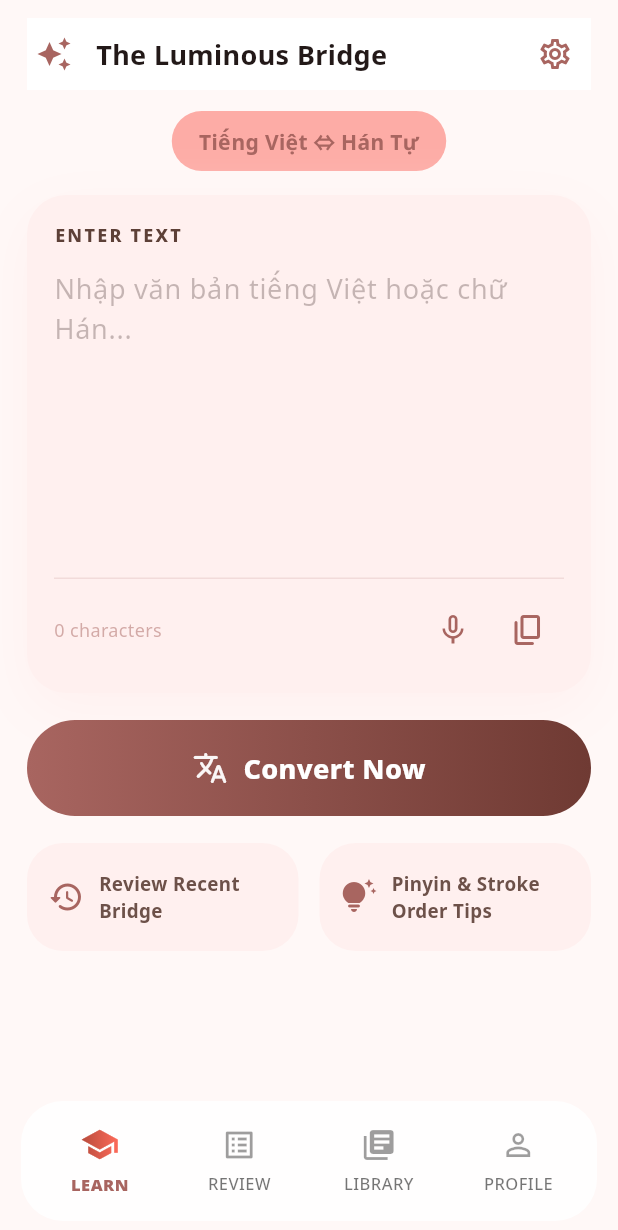
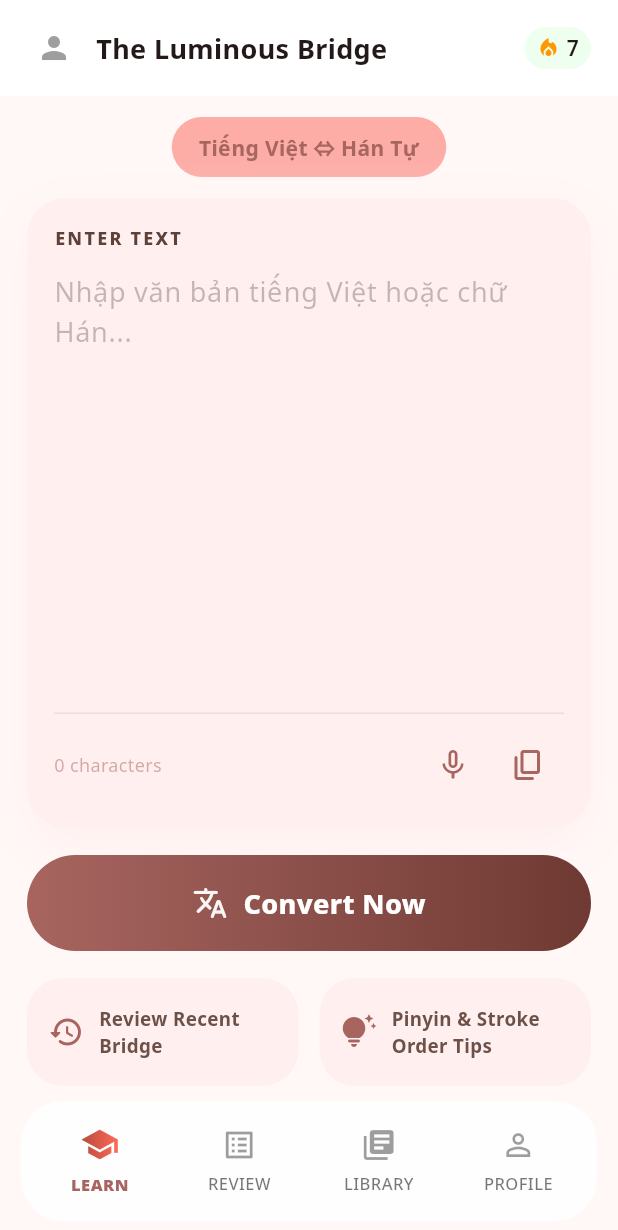
Before and after one commit to eatsosoo/luminous-bridge, a Flutter app: the screen it shows after launch, on a phone screen of 412 x 824 dp. Shown: the top 1230 px of the screen. Run offline on Flutter 3.47's test engine with Material 3 defaults, Android fonts, the phone set to English and light mode, and no system bars; our stand-ins replace google_fonts; missing offline and left inert: stroke_order_animator.

Commit message:
style: split top bar

```diff
--- a/translate_chinese_app/lib/pages/learn_page.dart
+++ b/translate_chinese_app/lib/pages/learn_page.dart
@@ -1,6 +1,6 @@
 import 'package:flutter/material.dart';
-import 'package:flutter/cupertino.dart';
 import 'package:flutter/services.dart';
+import 'package:translate_chinese_app/widgets/top_bar.dart';
 
 import '../mock/hanzii_mock_data.dart';
 import '../theme/app_colors.dart';
@@ -88,47 +88,19 @@ class _LearnPageState extends State<LearnPage> {
 
     return SafeArea(
       bottom: false,
-      child: Padding(
-        padding: const EdgeInsets.fromLTRB(18, 12, 18, 90),
+
       child: LayoutBuilder(
         builder: (context, constraints) {
           return Column(
             crossAxisAlignment: CrossAxisAlignment.stretch,
             children: [
-                Container(
-                  color: AppColors.surface,
-                  child: Row(
-                    children: [
-                      Container(
-                        width: 36,
-                        height: 36,
-                        decoration: const BoxDecoration(
-                          color: AppColors.surface,
-                          shape: BoxShape.circle,
-                        ),
-                        child: const Icon(
-                          Icons.auto_awesome,
-                          color: AppColors.primary,
-                        ),
-                      ),
-                      const SizedBox(width: 10),
-                      const Expanded(
-                        child: Text(
-                          'The Luminous Bridge',
-                          style: TextStyle(
-                            fontSize: 18,
-                            fontWeight: FontWeight.w700,
-                          ),
-                          overflow: TextOverflow.ellipsis,
-                        ),
-                      ),
-                      IconButton(
-                        onPressed: () => setState(() => _showStudy = true),
-                        icon: const Icon(Icons.settings_outlined),
-                        color: AppColors.primary,
-                      ),
-                    ],
-                  ),
+              AppTopBar(
+                title: 'The Luminous Bridge',
+                streak: 7,
+                avatarUrl: null, // hoặc link ảnh
+                onSettingsTap: () {
+                  setState(() => _showStudy = true);
+                },
               ),
 
               const SizedBox(height: 14),
@@ -154,17 +126,16 @@ class _LearnPageState extends State<LearnPage> {
                 ),
               ),
 
-                const SizedBox(height: 16),
+              const SizedBox(height: 14),
 
               // ENTER TEXT takes remaining vertical space.
               Expanded(
                 child: Container(
                   padding: const EdgeInsets.all(18),
+                  margin: const EdgeInsets.symmetric(horizontal: 18),
                   decoration: BoxDecoration(
                     color: AppColors.fieldInput,
-                      boxShadow: const [
-                        AppColors.shadowFieldInput,
-                      ],
+                    boxShadow: const [AppColors.shadowFieldInput],
                     borderRadius: BorderRadius.circular(26),
                   ),
                   child: Column(
@@ -190,8 +161,7 @@ class _LearnPageState extends State<LearnPage> {
                           textAlignVertical: TextAlignVertical.top,
                           style: const TextStyle(fontSize: 18),
                           decoration: InputDecoration(
-                              hintText:
-                                  'Nhập văn bản tiếng Việt hoặc chữ Hán...',
+                            hintText: 'Nhập văn bản tiếng Việt hoặc chữ Hán...',
                             hintStyle: const TextStyle(
                               color: AppColors.textHint,
                               fontSize: 18,
@@ -222,10 +192,7 @@ class _LearnPageState extends State<LearnPage> {
                             ),
                           ),
                           const Spacer(),
-                            const Icon(
-                              Icons.mic_none,
-                              color: AppColors.primary,
-                            ),
+                          const Icon(Icons.mic_none, color: AppColors.primary),
                           const SizedBox(width: 14),
                           IconButton(
                             onPressed: _copyInput,
@@ -247,6 +214,7 @@ class _LearnPageState extends State<LearnPage> {
                 onTap: _isConverting ? null : _convert,
                 borderRadius: BorderRadius.circular(999),
                 child: Container(
+                  margin: const EdgeInsets.symmetric(horizontal: 18),
                   height: 64,
                   alignment: Alignment.center,
                   decoration: BoxDecoration(
@@ -260,8 +228,7 @@ class _LearnPageState extends State<LearnPage> {
                     children: [
                       Icon(
                         Icons.translate_rounded,
-                          color:
-                              AppColors.surface.withValues(alpha: 0.95),
+                        color: AppColors.surface.withValues(alpha: 0.95),
                       ),
                       const SizedBox(width: 10),
                       Text(
@@ -279,7 +246,9 @@ class _LearnPageState extends State<LearnPage> {
 
               const SizedBox(height: 18),
 
-                Row(
+              Padding(
+                padding: EdgeInsets.symmetric(horizontal: 18),
+                child: Row(
                   children: [
                     Expanded(
                       child: _featureTile(
@@ -313,6 +282,7 @@ class _LearnPageState extends State<LearnPage> {
                     ),
                   ],
                 ),
+              ),
 
               // Optional conversion result (not shown in your screenshot).
               if (_output.isNotEmpty)
@@ -320,15 +290,12 @@ class _LearnPageState extends State<LearnPage> {
                   padding: const EdgeInsets.only(top: 14),
                   child: Text(
                     _output,
-                      style: const TextStyle(
-                        color: AppColors.textFieldLabel,
-                      ),
+                    style: const TextStyle(color: AppColors.textFieldLabel),
                   ),
                 ),
             ],
           );
         },
-        ),
       ),
     );
   }
--- a/translate_chinese_app/lib/theme/app_colors.dart
+++ b/translate_chinese_app/lib/theme/app_colors.dart
@@ -59,5 +59,8 @@ abstract final class AppColors {
   static const Color navIconUnselected = Color(0x61000000); // ~black38
   static const Color navLabelUnselected = Color(0x8A000000); // ~black54
 
+  static const Color streakBackground = Color.fromARGB(255, 239, 255, 239);
+  static const Color streakText = Color(0xFF5D4037);
+
   static Color get navBarSurface => surface.withValues(alpha: 0.92);
 }
--- /dev/null
+++ b/translate_chinese_app/lib/widgets/top_bar.dart
@@ -0,0 +1,83 @@
+import 'package:flutter/material.dart';
+import 'package:translate_chinese_app/theme/app_colors.dart';
+
+class AppTopBar extends StatelessWidget {
+  final String title;
+  final int streak;
+  final VoidCallback? onSettingsTap;
+  final String? avatarUrl;
+
+  const AppTopBar({
+    super.key,
+    required this.title,
+    required this.streak,
+    this.onSettingsTap,
+    this.avatarUrl,
+  });
+
+  @override
+  Widget build(BuildContext context) {
+    return Container(
+      color: AppColors.surface,
+      padding: const EdgeInsets.symmetric(horizontal: 18, vertical: 14),
+      child: Row(
+        children: [
+          // 🔥 Avatar
+          Container(
+            width: 36,
+            height: 36,
+            decoration: BoxDecoration(
+              shape: BoxShape.circle,
+              color: AppColors.surface,
+              image: avatarUrl != null
+                  ? DecorationImage(
+                      image: NetworkImage(avatarUrl!),
+                      fit: BoxFit.cover,
+                    )
+                  : null,
+            ),
+            child: avatarUrl == null
+                ? const Icon(Icons.person, color: Colors.grey)
+                : null,
+          ),
+
+          const SizedBox(width: 10),
+
+          // 🔥 Title
+          Expanded(
+            child: Text(
+              title,
+              style: const TextStyle(fontSize: 18, fontWeight: FontWeight.w700),
+              overflow: TextOverflow.ellipsis,
+            ),
+          ),
+
+          const SizedBox(width: 12),
+
+          // 🔥 Streak
+          Container(
+            padding: const EdgeInsets.symmetric(horizontal: 8, vertical: 4),
+            decoration: BoxDecoration(
+              color: AppColors.streakBackground,
+              borderRadius: BorderRadius.circular(20),
+            ),
+            child: Row(
+              children: [
+                const Icon(
+                  Icons.local_fire_department,
+                  size: 16,
+                  color: Colors.orange,
+                ),
+                const SizedBox(width: 4),
+                Text(
+                  '$streak',
+                  style: const TextStyle(fontWeight: FontWeight.w600),
+                ),
+              ],
+            ),
+          ),
+        ],
+      ),
+    );
+  }
+}
```
Lines whose indentation alone changed are shown as unchanged.
